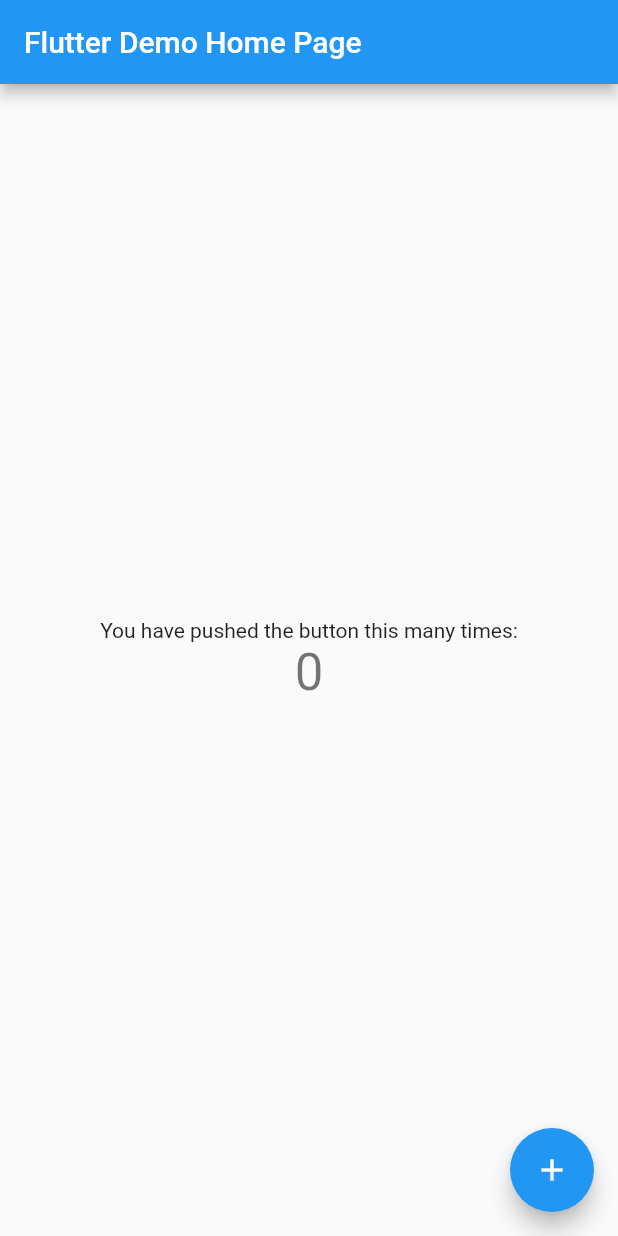
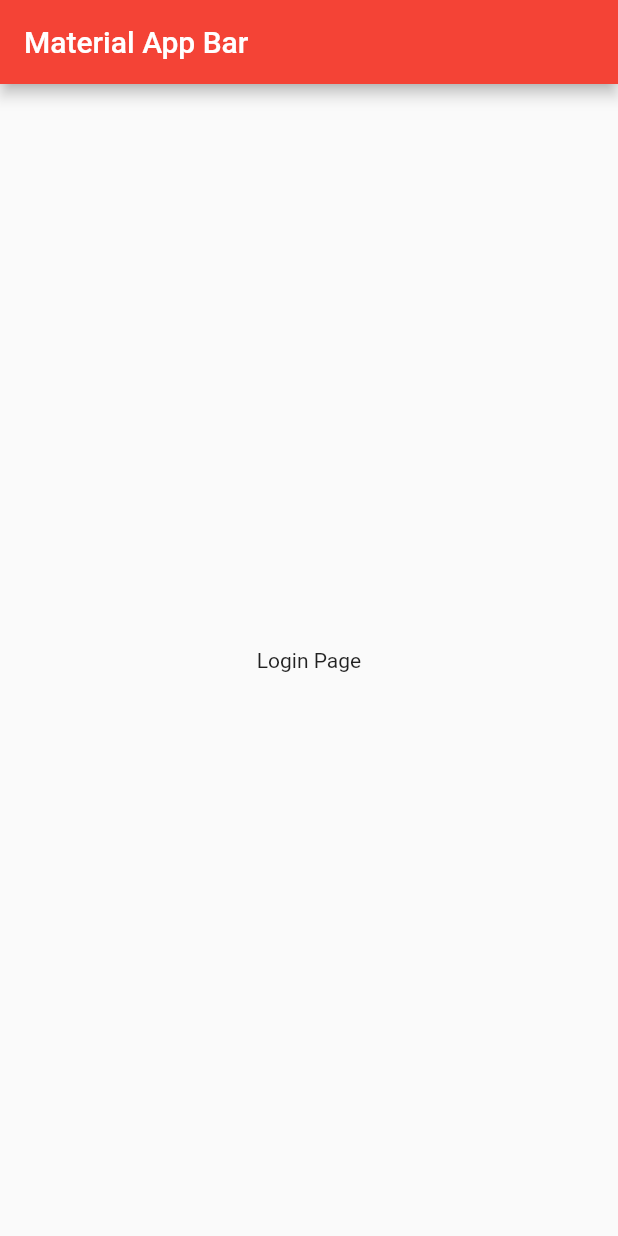
Before and after one commit to musalimurad/git_lesson, a Flutter app: the screen it shows after launch, on a phone screen of 412 x 824 dp. Run offline on Flutter 3.47's test engine with Material 2 defaults, Android fonts, the phone set to English and light mode, and no system bars.

Commit message:
update main dart add widgets add pages

```diff
--- a/lib/main.dart
+++ b/lib/main.dart
@@ -1,115 +1,16 @@
 import 'package:flutter/material.dart';
+import 'package:git_github/pages/login.dart';
 
-void main() {
-  runApp(const MyApp());
-}
+void main() => runApp(const MyApp());
 
 class MyApp extends StatelessWidget {
   const MyApp({super.key});
 
-  // This widget is the root of your application.
   @override
   Widget build(BuildContext context) {
-    return MaterialApp(
-      title: 'Flutter Demo',
-      theme: ThemeData(
-        // This is the theme of your application.
-        //
-        // Try running your application with "flutter run". You'll see the
-        // application has a blue toolbar. Then, without quitting the app, try
-        // changing the primarySwatch below to Colors.green and then invoke
-        // "hot reload" (press "r" in the console where you ran "flutter run",
-        // or simply save your changes to "hot reload" in a Flutter IDE).
-        // Notice that the counter didn't reset back to zero; the application
-        // is not restarted.
-        primarySwatch: Colors.blue,
-      ),
-      home: const MyHomePage(title: 'Flutter Demo Home Page'),
+    return const MaterialApp(
+      title: 'Material App',
+      home: LoginPage(),
     );
   }
 }
-
-class MyHomePage extends StatefulWidget {
-  const MyHomePage({super.key, required this.title});
-
-  // This widget is the home page of your application. It is stateful, meaning
-  // that it has a State object (defined below) that contains fields that affect
-  // how it looks.
-
-  // This class is the configuration for the state. It holds the values (in this
-  // case the title) provided by the parent (in this case the App widget) and
-  // used by the build method of the State. Fields in a Widget subclass are
-  // always marked "final".
-
-  final String title;
-
-  @override
-  State<MyHomePage> createState() => _MyHomePageState();
-}
-
-class _MyHomePageState extends State<MyHomePage> {
-  int _counter = 0;
-
-  void _incrementCounter() {
-    setState(() {
-      // This call to setState tells the Flutter framework that something has
-      // changed in this State, which causes it to rerun the build method below
-      // so that the display can reflect the updated values. If we changed
-      // _counter without calling setState(), then the build method would not be
-      // called again, and so nothing would appear to happen.
-      _counter++;
-    });
-  }
-
-  @override
-  Widget build(BuildContext context) {
-    // This method is rerun every time setState is called, for instance as done
-    // by the _incrementCounter method above.
-    //
-    // The Flutter framework has been optimized to make rerunning build methods
-    // fast, so that you can just rebuild anything that needs updating rather
-    // than having to individually change instances of widgets.
-    return Scaffold(
-      appBar: AppBar(
-        // Here we take the value from the MyHomePage object that was created by
-        // the App.build method, and use it to set our appbar title.
-        title: Text(widget.title),
-      ),
-      body: Center(
-        // Center is a layout widget. It takes a single child and positions it
-        // in the middle of the parent.
-        child: Column(
-          // Column is also a layout widget. It takes a list of children and
-          // arranges them vertically. By default, it sizes itself to fit its
-          // children horizontally, and tries to be as tall as its parent.
-          //
-          // Invoke "debug painting" (press "p" in the console, choose the
-          // "Toggle Debug Paint" action from the Flutter Inspector in Android
-          // Studio, or the "Toggle Debug Paint" command in Visual Studio Code)
-          // to see the wireframe for each widget.
-          //
-          // Column has various properties to control how it sizes itself and
-          // how it positions its children. Here we use mainAxisAlignment to
-          // center the children vertically; the main axis here is the vertical
-          // axis because Columns are vertical (the cross axis would be
-          // horizontal).
-          mainAxisAlignment: MainAxisAlignment.center,
-          children: <Widget>[
-            const Text(
-              'You have pushed the button this many times:',
-            ),
-            Text(
-              '$_counter',
-              style: Theme.of(context).textTheme.headline4,
-            ),
-          ],
-        ),
-      ),
-      floatingActionButton: FloatingActionButton(
-        onPressed: _incrementCounter,
-        tooltip: 'Increment',
-        child: const Icon(Icons.add),
-      ), // This trailing comma makes auto-formatting nicer for build methods.
-    );
-  }
-}
--- /dev/null
+++ b/lib/pages/login.dart
@@ -0,0 +1,23 @@
+import 'package:flutter/material.dart';
+
+void main() => runApp(const LoginPage());
+
+class LoginPage extends StatelessWidget {
+  const LoginPage({super.key});
+
+  @override
+  Widget build(BuildContext context) {
+    return MaterialApp(
+      title: 'Material App',
+      home: Scaffold(
+        appBar: AppBar(
+          title: const Text('Material App Bar'),
+          backgroundColor: Colors.red,
+        ),
+        body: const Center(
+          child: Text('Login Page'),
+        ),
+      ),
+    );
+  }
+}
```
